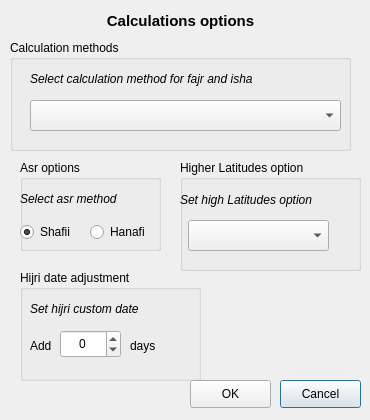
Old version of the form ui/calculation.ui in the repository jabouzi/qsalat.
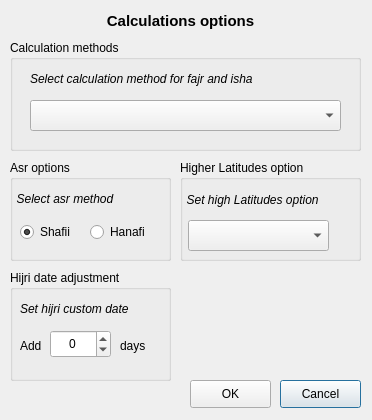
New version of the form.

```diff
--- a/ui/calculation.ui
+++ b/ui/calculation.ui
@@ -6,19 +6,19 @@
    <rect>
     <x>0</x>
     <y>0</y>
-    <width>370</width>
+    <width>372</width>
     <height>420</height>
    </rect>
   </property>
   <property name="minimumSize">
    <size>
-    <width>370</width>
+    <width>372</width>
     <height>420</height>
    </size>
   </property>
   <property name="maximumSize">
    <size>
-    <width>370</width>
+    <width>372</width>
     <height>420</height>
    </size>
   </property>
@@ -30,7 +30,7 @@
     <rect>
      <x>10</x>
      <y>40</y>
-     <width>341</width>
+     <width>351</width>
      <height>111</height>
     </rect>
    </property>
@@ -81,10 +81,10 @@
   <widget class="QGroupBox" name="groupBox_2">
    <property name="geometry">
     <rect>
-     <x>20</x>
+     <x>10</x>
      <y>160</y>
-     <width>141</width>
-     <height>91</height>
+     <width>161</width>
+     <height>101</height>
     </rect>
    </property>
    <property name="styleSheet">
@@ -102,7 +102,7 @@
    <widget class="QRadioButton" name="shafiiButton">
     <property name="geometry">
      <rect>
-      <x>0</x>
+      <x>10</x>
       <y>60</y>
       <width>101</width>
       <height>24</height>
@@ -118,7 +118,7 @@
    <widget class="QRadioButton" name="hanafiButton">
     <property name="geometry">
      <rect>
-      <x>70</x>
+      <x>80</x>
       <y>60</y>
       <width>81</width>
       <height>24</height>
@@ -143,7 +143,7 @@
      </font>
     </property>
     <property name="text">
-     <string>Select asr method</string>
+     <string>  Select asr method</string>
     </property>
    </widget>
   </widget>
@@ -153,7 +153,7 @@
      <x>180</x>
      <y>160</y>
      <width>181</width>
-     <height>111</height>
+     <height>101</height>
     </rect>
    </property>
    <property name="title">
@@ -174,7 +174,7 @@
      </font>
     </property>
     <property name="text">
-     <string>Set high Latitudes option</string>
+     <string>  Set high Latitudes option</string>
     </property>
    </widget>
    <widget class="QComboBox" name="highList">
@@ -204,9 +204,9 @@
   <widget class="QGroupBox" name="groupBox_5">
    <property name="geometry">
     <rect>
-     <x>20</x>
+     <x>10</x>
      <y>270</y>
-     <width>181</width>
+     <width>161</width>
      <height>111</height>
     </rect>
    </property>
```
